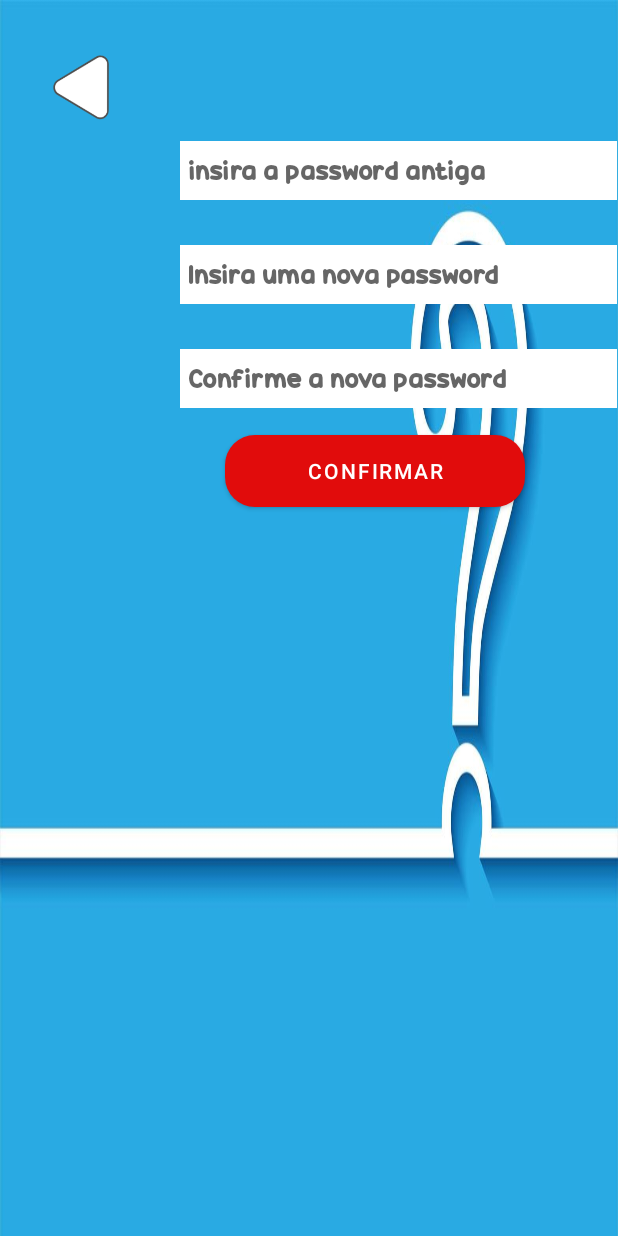
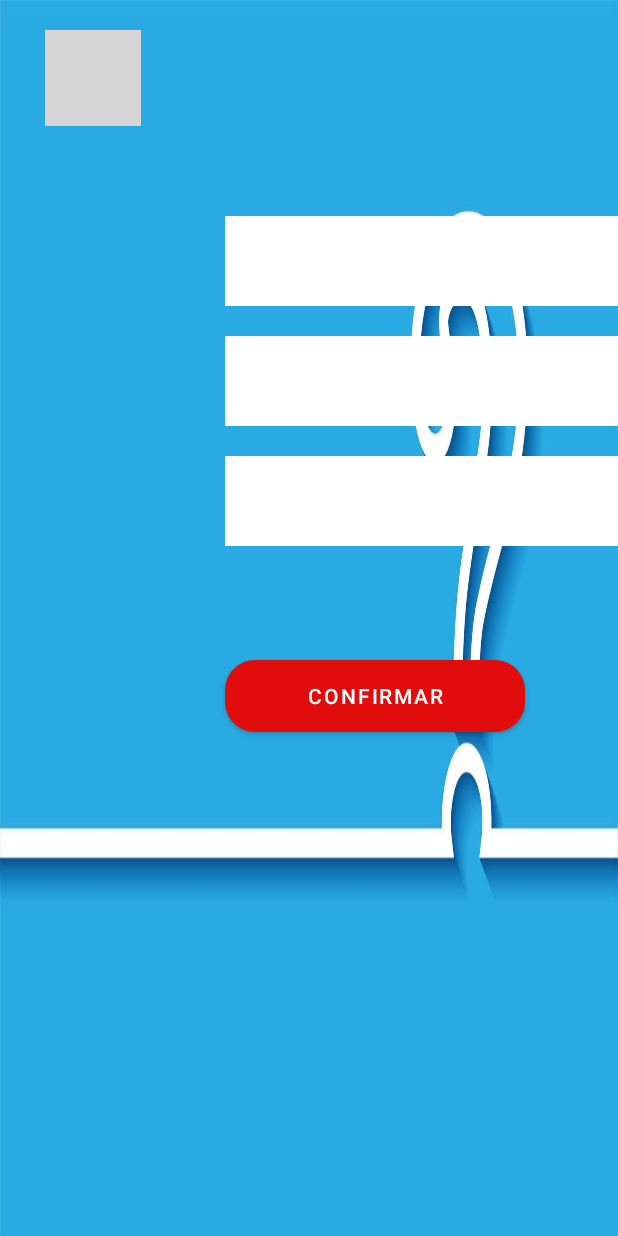
Before and after one commit to carlosela99/CM_Project, an Android app: the layout acitvity_settings_change.xml on its own in the app's theme, with its tools: preview values and no code run, on a phone screen of 412 x 824 dp. Run offline under Robolectric (Android 15) with nearby library versions, the light colour scheme and no system bars; grey boxes are pictures that could not be loaded.

Commit message:
Revert "Settings Settings confirm menu"
This reverts commit 66660370f74d414b84017e613b7da4bc5c249471.

```diff
--- a/TP1-Fase 2/Implementacao/Reclaim_Portugal/app/src/main/res/layout/acitvity_settings_change.xml
+++ b/TP1-Fase 2/Implementacao/Reclaim_Portugal/app/src/main/res/layout/acitvity_settings_change.xml
@@ -21,15 +21,14 @@
             android:layout_marginStart="30dp"
             android:layout_marginTop="20dp"
             android:background="@android:color/transparent"
-            app:srcCompat="@drawable/back"
-            android:scaleType="fitXY" />
+            app:srcCompat="@drawable/arrow" />
 
         <Button
             android:id="@+id/btnchange"
             android:layout_width="200dp"
             android:layout_height="60dp"
             android:layout_marginStart="150dp"
-            android:layout_marginTop="200dp"
+            android:layout_marginTop="350dp"
             android:text="@string/Confirm"
             app:cornerRadius="20dp"
             app:backgroundTint="#E10C0C"
@@ -38,41 +37,32 @@
 
         <EditText
             android:id="@+id/OldPassword"
-            android:layout_width="291dp"
-            android:layout_height="39dp"
-            android:layout_marginStart="120dp"
-            android:layout_marginTop="-250dp"
+            android:layout_width="400dp"
+            android:layout_height="60dp"
+            android:ems="10"
+            android:layout_marginStart="150dp"
+            android:layout_marginTop="-350dp"
             android:background="@color/white"
-            android:ems="10"
-            android:hint="@string/insert_old_password"
-            android:fontFamily="@font/candy_beans"
-            android:padding="6dp"
-            android:inputType="textPassword" />
+            android:inputType="textPassword"
+             />
 
         <EditText
             android:id="@+id/NewPassword"
-            android:layout_width="291dp"
-            android:layout_height="39dp"
-            android:layout_marginStart="120dp"
-            android:layout_marginTop="30dp"
+            android:layout_width="400dp"
+            android:layout_height="60dp"
+            android:ems="10"
+            android:layout_marginStart="150dp"
             android:background="@color/white"
-            android:ems="10"
-            android:hint="@string/insert_new_password"
-            android:padding="6dp"
-            android:fontFamily="@font/candy_beans"
+            android:layout_marginTop="20dp"
             android:inputType="textPassword" />
-
         <EditText
             android:id="@+id/ConfirmNewPassword"
-            android:layout_width="291dp"
-            android:layout_height="39dp"
-            android:layout_marginStart="120dp"
-            android:layout_marginTop="30dp"
+            android:layout_width="400dp"
+            android:layout_height="60dp"
+            android:ems="10"
+            android:layout_marginStart="150dp"
+            android:layout_marginTop="20dp"
             android:background="@color/white"
-            android:ems="10"
-            android:hint="@string/confirm_new_password"
-            android:fontFamily="@font/candy_beans"
-            android:padding="6dp"
             android:inputType="textPassword" />
 
 
--- a/TP1-Fase 2/Implementacao/Reclaim_Portugal/app/src/main/res/values/strings.xml
+++ b/TP1-Fase 2/Implementacao/Reclaim_Portugal/app/src/main/res/values/strings.xml
@@ -32,6 +32,4 @@
     <string name="verification_code_1">O códiogo de verificação foi enviado <br/> para a sua conta e-mail!</string>
     <string name="login_fail">Dados inseridos inválidos</string>
     <string name="code">Código de verificação</string>
-    <string name="change_password">Mudar password</string>
-    <string name="insert_old_password">insira a password antiga</string>
 </resources>
```
Also changed, not shown: TP1-Fase 2/Implementacao/Reclaim_Portugal/app/src/main/res/layout/activity_setting_confirmation.xml (+4 -19 lines).
